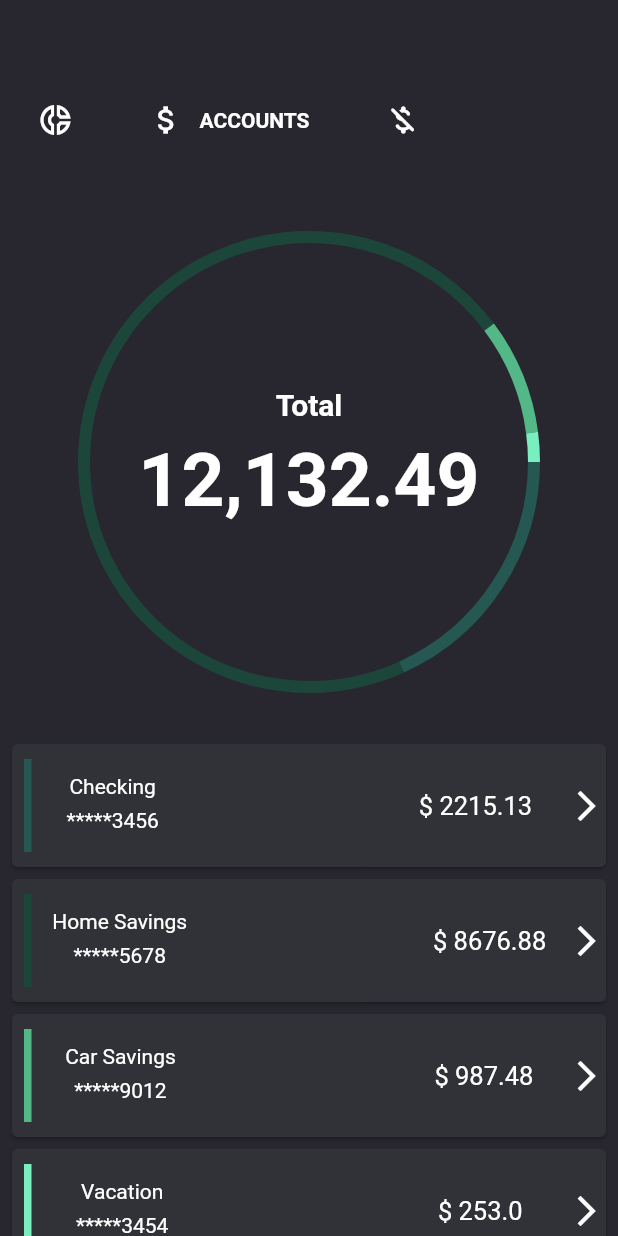
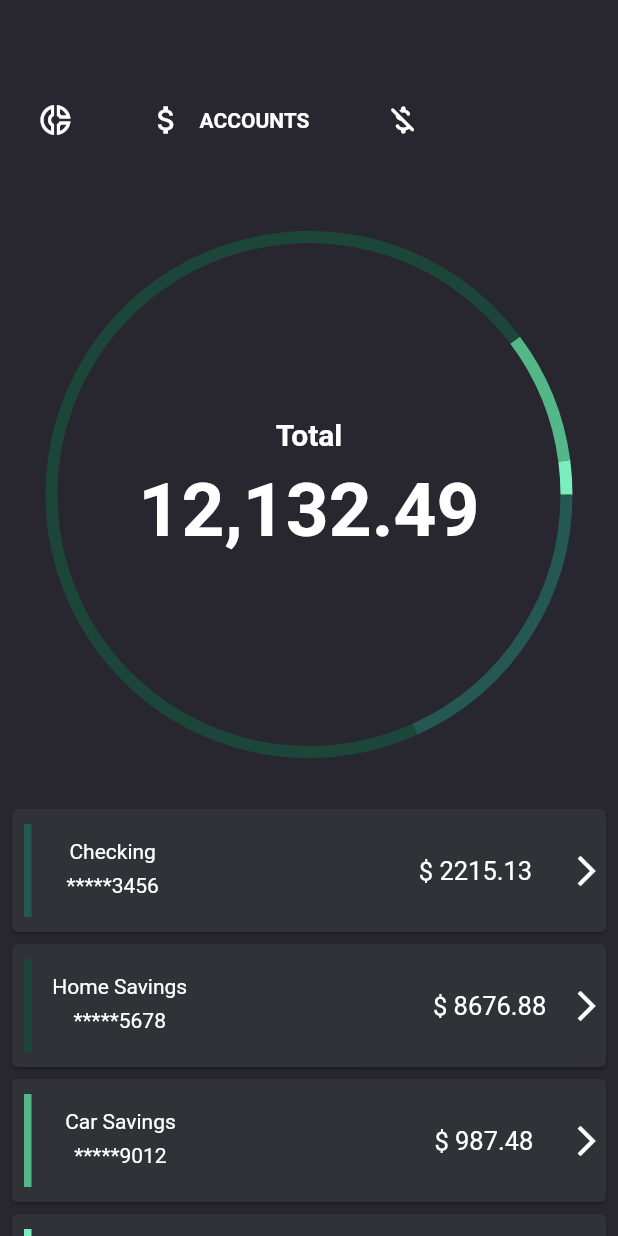
Before and after one commit to bradjjc/flutter_rally, a Flutter app: the screen it shows after launch, item 2 of the bottom bar chosen, on a phone screen of 412 x 824 dp. Run offline on Flutter 3.47's test engine with Material 2 defaults, Android fonts, the phone set to English and light mode, and no system bars; drawn by our look-alikes of google_nav_bar, pie_chart.

Commit message:
완성!애니매이션완성! 파이차트 버전 다운

```diff
--- a/lib/ui/accounts/accounts_page.dart
+++ b/lib/ui/accounts/accounts_page.dart
@@ -11,23 +11,23 @@ class AccountsPage extends StatefulWidget {
 }
 
 class _AccountsPageState extends State<AccountsPage> {
+  int key = 0;
   @override
   Widget build(BuildContext context) {
     var list = context.read<ReallyProvider>();
-    int key = 0;
 
-    setState(() {
-      key = key + 1;
-    });
+    Map<String, double> dataMap = new Map();
+    dataMap.putIfAbsent("Checking", () => 2215.13);
+    dataMap.putIfAbsent("Home Savings", () => 8676.88);
+    dataMap.putIfAbsent("Car Savings", () => 987.48);
+    dataMap.putIfAbsent("Vacation", () => 253.00);
 
     var chart = PieChart(
       key: ValueKey(key),
-      dataMap: list.accounts,
-      animationDuration: Duration(milliseconds: 80000),
+      dataMap: dataMap,
+      animationDuration: Duration(milliseconds: 4000),
       chartLegendSpacing: 16.0,
-      chartRadius: MediaQuery.of(context).size.width / 1.2 > 300
-          ? 300
-          : MediaQuery.of(context).size.width / 1.2,
+      chartRadius: MediaQuery.of(context).size.width / 1.2,
       colorList: list.colors,
       initialAngleInDegree: 0,
       chartType: ChartType.ring,
@@ -70,7 +70,7 @@ class _AccountsPageState extends State<AccountsPage> {
                             ),
                           ),
                           Padding(
-                            padding: const EdgeInsets.only(top: 130.0),
+                            padding: const EdgeInsets.only(top: 150.0),
                             child: Center(
                               child: Column(
                                 children: [
--- a/lib/ui/bills/bills_page.dart
+++ b/lib/ui/bills/bills_page.dart
@@ -17,7 +17,7 @@ class _BillsPageState extends State<BillsPage> {
 
     var chart = PieChart(
       dataMap: list.bills,
-      animationDuration: Duration(milliseconds: 8000),
+      animationDuration: Duration(milliseconds: 4000),
       chartLegendSpacing: 16.0,
       chartRadius: MediaQuery.of(context).size.width / 1.2,
       colorList: list.colorsTwo,
--- a/pubspec.yaml
+++ b/pubspec.yaml
@@ -32,7 +32,7 @@ dependencies:
   charts_flutter: ^0.10.0
   google_nav_bar: ^5.0.5
   line_icons: ^2.0.1
-  pie_chart: ^5.0.0
+  pie_chart: ^4.0.1
 
 dev_dependencies:
   flutter_test:
```
Also changed, not shown: pubspec.lock.
